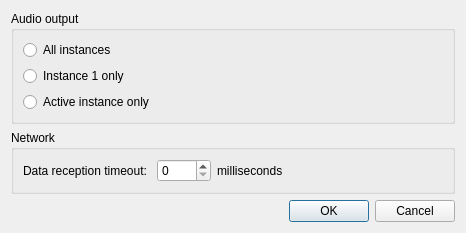
First picture: the form in src/frontend/qt_sdl/MPSettingsDialog.ui, repository poopoocacacacaca/melonRA, before the edit.
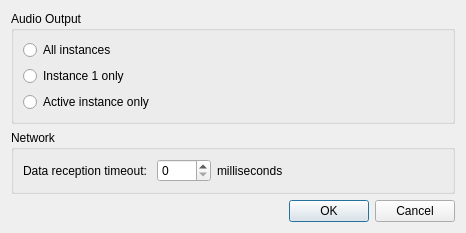
Second picture: the form after the edit.

Diff of the .ui file:
```diff
--- a/src/frontend/qt_sdl/MPSettingsDialog.ui
+++ b/src/frontend/qt_sdl/MPSettingsDialog.ui
@@ -17,7 +17,7 @@
    <item>
     <widget class="QGroupBox" name="groupBox">
      <property name="title">
-      <string>Audio output</string>
+      <string>Audio Output</string>
      </property>
      <layout class="QGridLayout" name="gridLayout_2">
       <item row="1" column="0">
```
Left out of the diff: 2 changed lines with no effect on the pictures.
